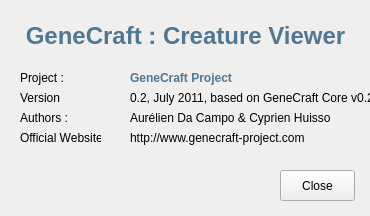
Qt form src/genelab/apps/genelab/creatureviewer/ui/creatureviewerabout.ui (GeneCraft/GeneCraft-Project) before a commit.
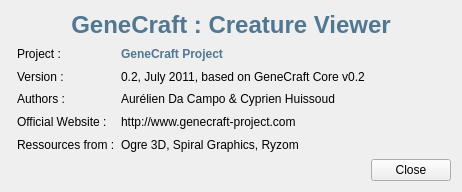
The same form after that commit. Icons and pictures are not drawn.

Patch:
```diff
--- a/src/genelab/apps/genelab/creatureviewer/ui/creatureviewerabout.ui
+++ b/src/genelab/apps/genelab/creatureviewer/ui/creatureviewerabout.ui
@@ -6,8 +6,8 @@
    <rect>
     <x>0</x>
     <y>0</y>
-    <width>370</width>
-    <height>216</height>
+    <width>422</width>
+    <height>192</height>
    </rect>
   </property>
   <property name="windowTitle">
@@ -17,15 +17,9 @@
    <iconset resource="../../../../core/ressources/ressources.qrc">
     <normaloff>:/img/icons/entity</normaloff>:/img/icons/entity</iconset>
   </property>
+  <layout class="QGridLayout" name="gridLayout">
+   <item row="0" column="0" colspan="4">
   <widget class="QLabel" name="label">
-   <property name="geometry">
-    <rect>
-     <x>10</x>
-     <y>20</y>
-     <width>351</width>
-     <height>31</height>
-    </rect>
-   </property>
    <property name="font">
     <font>
      <pointsize>18</pointsize>
@@ -43,132 +37,94 @@
     <set>Qt::AlignCenter</set>
    </property>
   </widget>
-  <widget class="QLabel" name="label_2">
-   <property name="geometry">
-    <rect>
-     <x>20</x>
-     <y>90</y>
-     <width>41</width>
-     <height>16</height>
-    </rect>
-   </property>
-   <property name="text">
-    <string>Version :</string>
-   </property>
-  </widget>
-  <widget class="QLabel" name="label_3">
-   <property name="geometry">
-    <rect>
-     <x>20</x>
-     <y>110</y>
-     <width>51</width>
-     <height>16</height>
-    </rect>
-   </property>
-   <property name="text">
-    <string>Authors :</string>
-   </property>
-  </widget>
+   </item>
+   <item row="1" column="1">
   <widget class="QLabel" name="label_4">
-   <property name="geometry">
-    <rect>
-     <x>20</x>
-     <y>70</y>
-     <width>51</width>
-     <height>16</height>
-    </rect>
-   </property>
    <property name="text">
     <string>Project :</string>
    </property>
   </widget>
+   </item>
+   <item row="1" column="2">
+    <widget class="QLabel" name="label_7">
+     <property name="font">
+      <font>
+       <weight>75</weight>
+       <bold>true</bold>
+      </font>
+     </property>
+     <property name="styleSheet">
+      <string notr="true">color: rgb(81, 119, 145);</string>
+     </property>
+     <property name="text">
+      <string>GeneCraft Project</string>
+     </property>
+    </widget>
+   </item>
+   <item row="2" column="1">
+    <widget class="QLabel" name="label_2">
+     <property name="text">
+      <string>Version :</string>
+     </property>
+    </widget>
+   </item>
+   <item row="2" column="2">
   <widget class="QLabel" name="label_5">
-   <property name="geometry">
-    <rect>
-     <x>130</x>
-     <y>90</y>
-     <width>251</width>
-     <height>16</height>
-    </rect>
-   </property>
    <property name="text">
     <string>0.2, July 2011, based on GeneCraft Core v0.2</string>
    </property>
   </widget>
+   </item>
+   <item row="3" column="1">
+    <widget class="QLabel" name="label_3">
+     <property name="text">
+      <string>Authors :</string>
+     </property>
+    </widget>
+   </item>
+   <item row="3" column="2">
   <widget class="QLabel" name="label_6">
-   <property name="geometry">
-    <rect>
-     <x>130</x>
-     <y>110</y>
-     <width>201</width>
-     <height>16</height>
-    </rect>
-   </property>
    <property name="text">
     <string>Aurélien Da Campo &amp; Cyprien Huissoud</string>
    </property>
   </widget>
-  <widget class="QLabel" name="label_7">
-   <property name="geometry">
-    <rect>
-     <x>130</x>
-     <y>70</y>
-     <width>201</width>
-     <height>16</height>
-    </rect>
-   </property>
-   <property name="font">
-    <font>
-     <weight>75</weight>
-     <bold>true</bold>
-    </font>
-   </property>
-   <property name="styleSheet">
-    <string notr="true">color: rgb(81, 119, 145);</string>
-   </property>
-   <property name="text">
-    <string>GeneCraft Project</string>
-   </property>
-  </widget>
-  <widget class="QPushButton" name="pushButton">
-   <property name="geometry">
-    <rect>
-     <x>280</x>
-     <y>170</y>
-     <width>75</width>
-     <height>31</height>
-    </rect>
-   </property>
-   <property name="text">
-    <string>Close</string>
-   </property>
-  </widget>
-  <widget class="QLabel" name="label_8">
-   <property name="geometry">
-    <rect>
-     <x>130</x>
-     <y>130</y>
-     <width>201</width>
-     <height>16</height>
-    </rect>
-   </property>
-   <property name="text">
-    <string>http://www.genecraft-project.com</string>
-   </property>
-  </widget>
+   </item>
+   <item row="4" column="1">
   <widget class="QLabel" name="label_9">
-   <property name="geometry">
-    <rect>
-     <x>20</x>
-     <y>130</y>
-     <width>81</width>
-     <height>16</height>
-    </rect>
-   </property>
    <property name="text">
     <string>Official Website :</string>
    </property>
   </widget>
+   </item>
+   <item row="4" column="2">
+    <widget class="QLabel" name="label_8">
+     <property name="text">
+      <string>http://www.genecraft-project.com</string>
+     </property>
+    </widget>
+   </item>
+   <item row="5" column="1">
+    <widget class="QLabel" name="label_10">
+     <property name="text">
+      <string>Ressources from :</string>
+     </property>
+    </widget>
+   </item>
+   <item row="6" column="3">
+    <widget class="QPushButton" name="pushButton">
+     <property name="text">
+      <string>Close</string>
+     </property>
+    </widget>
+   </item>
+   <item row="5" column="2">
+    <widget class="QLabel" name="label_11">
+     <property name="text">
+      <string>Ogre 3D, Spiral Graphics, Ryzom</string>
+     </property>
+    </widget>
+   </item>
+  </layout>
  </widget>
  <resources>
   <include location="../../../../core/ressources/ressources.qrc"/>
```
Lines whose indentation alone changed are shown as unchanged.
